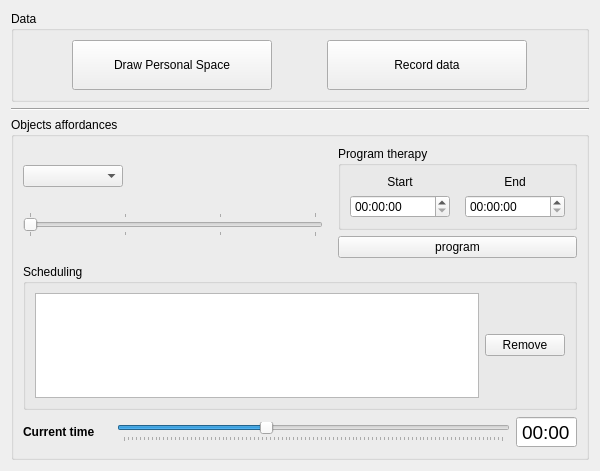
Before: the Qt Designer form components/socialRulesAgent/src/mainUI.ui in robocomp/robocomp-viriato, drawn with Qt 5.
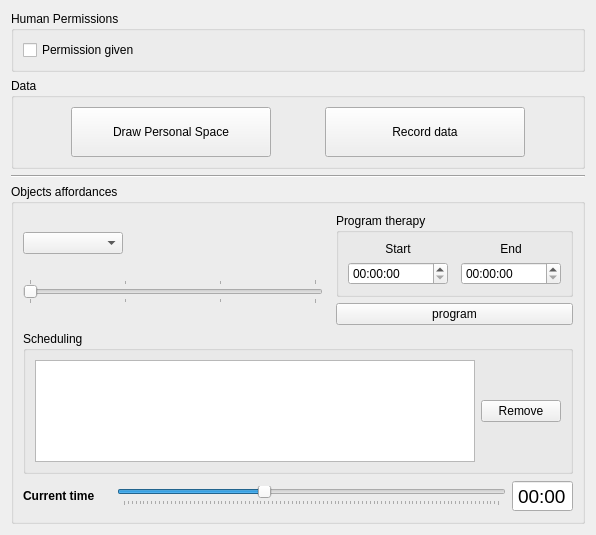
After: the same form once the commit is applied.

Commit message: uploaded missing files. updated socialRules to undo the cluster between people if one of them has given permission to pass to the robot

```diff
--- a/components/socialRulesAgent/src/mainUI.ui
+++ b/components/socialRulesAgent/src/mainUI.ui
@@ -6,14 +6,30 @@
    <rect>
     <x>0</x>
     <y>0</y>
-    <width>600</width>
-    <height>471</height>
+    <width>596</width>
+    <height>535</height>
    </rect>
   </property>
   <property name="windowTitle">
    <string>socialRulesComp</string>
   </property>
   <layout class="QVBoxLayout" name="verticalLayout_3">
+   <item>
+    <widget class="QGroupBox" name="groupBox_2">
+     <property name="title">
+      <string>Human Permissions</string>
+     </property>
+     <layout class="QHBoxLayout" name="horizontalLayout">
+      <item>
+       <widget class="QCheckBox" name="permission_checkbox">
+        <property name="text">
+         <string>Permission given</string>
+        </property>
+       </widget>
+      </item>
+     </layout>
+    </widget>
+   </item>
    <item>
     <layout class="QHBoxLayout" name="horizontalLayout_4">
      <item>
```
The commit also changes 11 other files.
